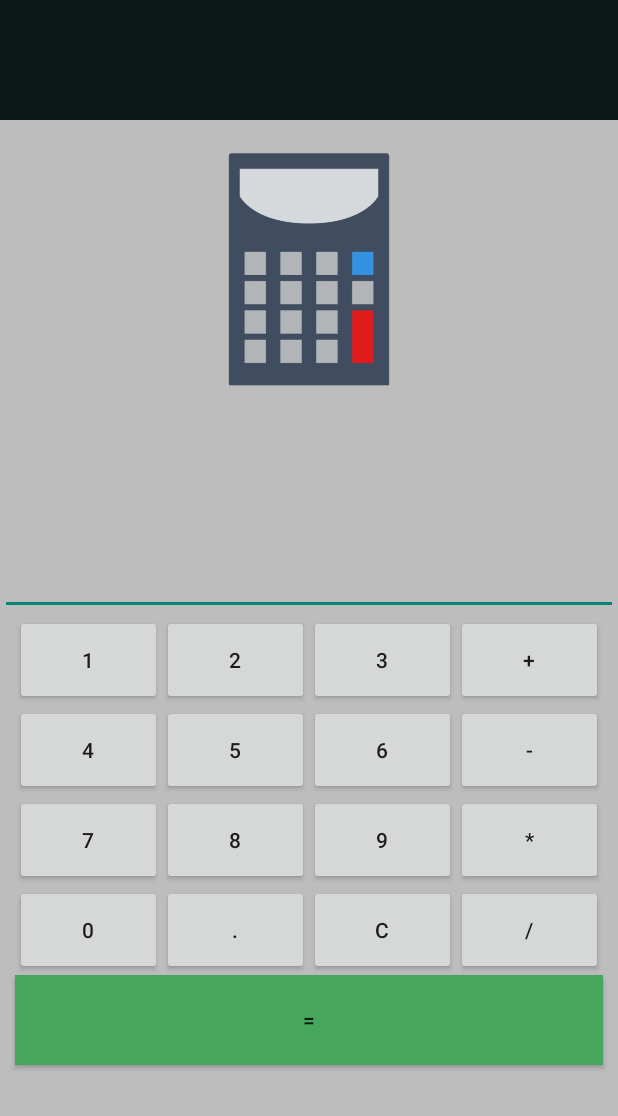
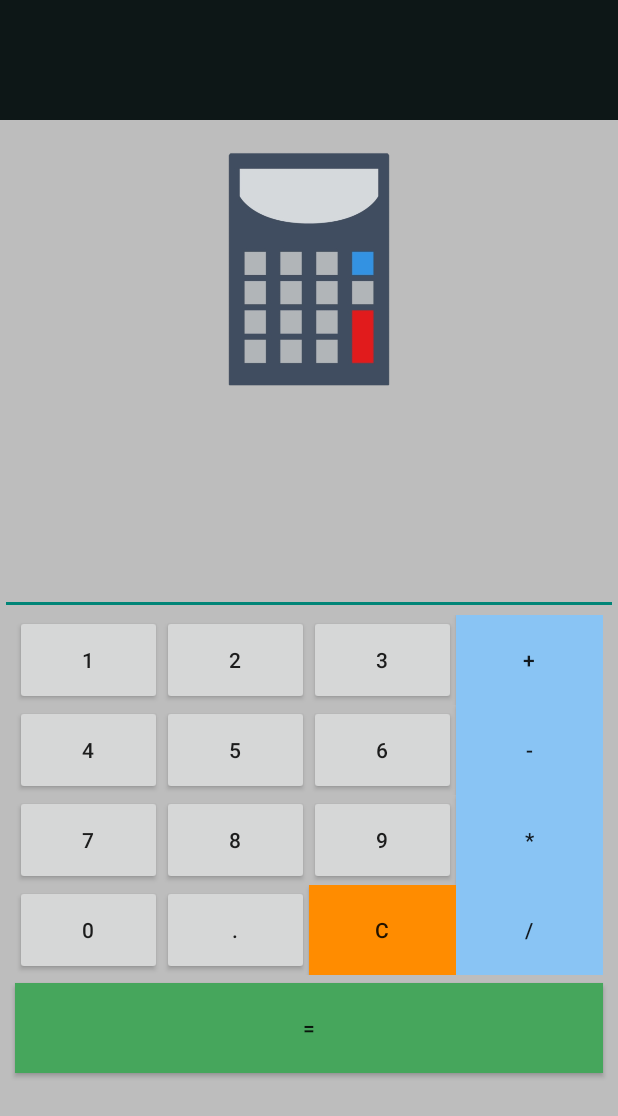
Before and after one commit to woobendjy/Calculator_App, an Android app: the screen it shows after launch (MainActivity), on a phone screen of 412 x 824 dp. Shown: the top 1116 px of the screen. Run offline under Robolectric (Android 15) with nearby library versions, the phone set to English and light mode, and no system bars.

Commit message:
Mise a jour des couleurs

```diff
--- a/app/src/main/res/layout/activity_main.xml
+++ b/app/src/main/res/layout/activity_main.xml
@@ -61,7 +61,8 @@
             android:layout_width="fill_parent"
             android:layout_height="match_parent"
             android:layout_weight="1"
-            android:text="+" />
+            android:text="+"
+            android:background="@color/indigo" />
     </LinearLayout>
 
     <LinearLayout
@@ -97,7 +98,8 @@
             android:layout_width="fill_parent"
             android:layout_height="match_parent"
             android:layout_weight="1"
-            android:text="-" />
+            android:text="-"
+            android:background="@color/indigo"/>
     </LinearLayout>
 
     <LinearLayout
@@ -133,7 +135,8 @@
             android:layout_width="fill_parent"
             android:layout_height="match_parent"
             android:layout_weight="1"
-            android:text="*" />
+            android:text="*"
+            android:background="@color/indigo"/>
     </LinearLayout>
 
     <LinearLayout
@@ -162,14 +165,16 @@
             android:layout_width="fill_parent"
             android:layout_height="match_parent"
             android:layout_weight="1"
-            android:text="C" />
+            android:text="C"
+            android:background="@color/dark_orange"/>
 
         <Button
             android:id="@+id/buttonDivision"
             android:layout_width="fill_parent"
             android:layout_height="match_parent"
             android:layout_weight="1"
-            android:text="/" />
+            android:text="/"
+            android:background="@color/indigo" />
     </LinearLayout>
 
     <Button
@@ -179,5 +184,6 @@
         android:layout_gravity="center"
         android:gravity="center"
         android:text="="
-        android:background="@color/green"/>
+        android:background="@color/green"
+        android:layout_marginTop="5dp"/>
 </LinearLayout>
--- a/app/src/main/res/values/colors.xml
+++ b/app/src/main/res/values/colors.xml
@@ -9,4 +9,6 @@
     <color name="charcoal_black">#171717</color>
     <color name="gray">#bdbdbd</color>
     <color name="green">#46a65c</color>
+    <color name="dark_orange">#FF8C00</color>
+    <color name="indigo">#89C4F4</color>
 </resources>
```
